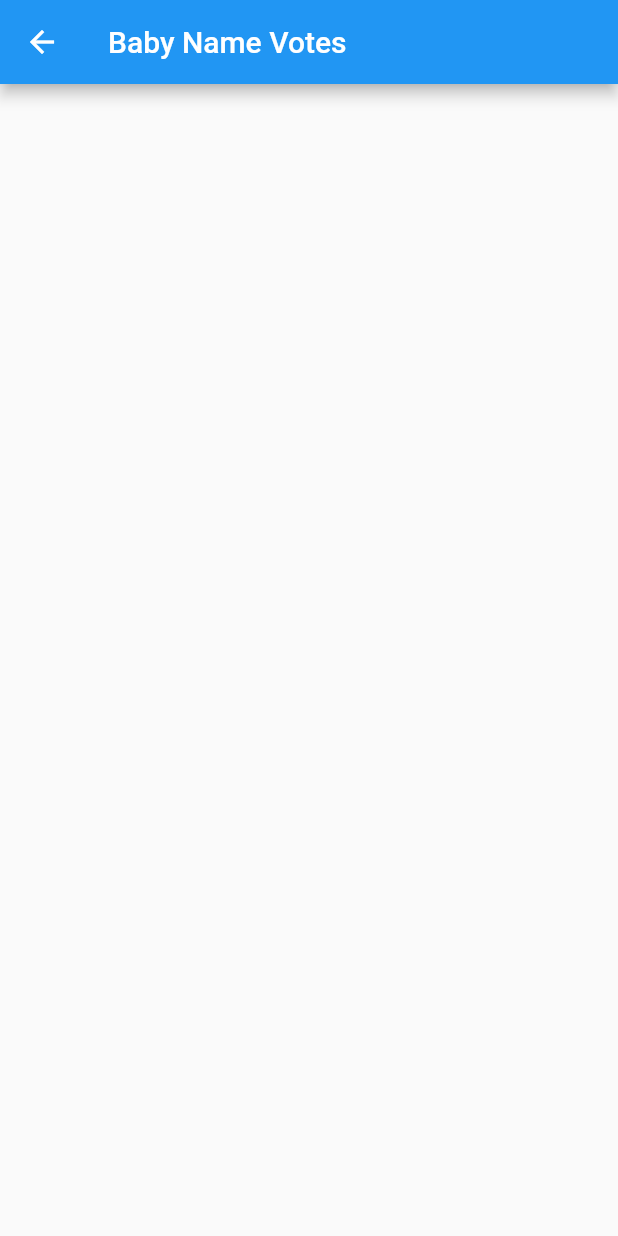
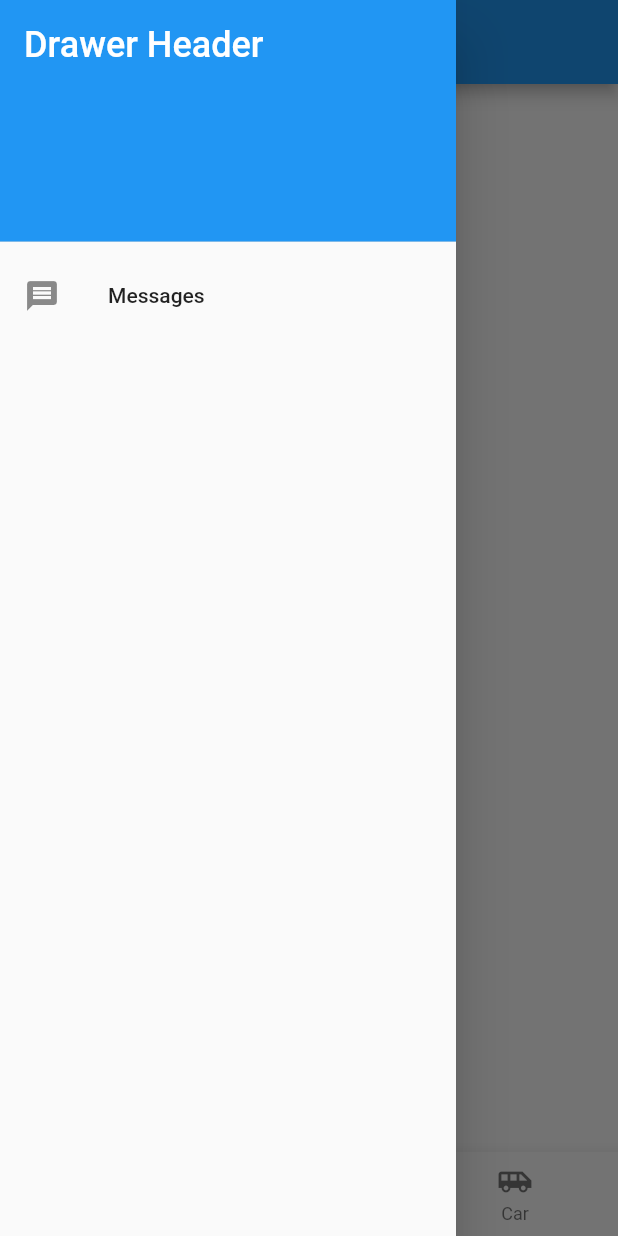
Before and after one commit to codedeman/slidemenuFlutter, a Flutter app: the ListPage screen opened directly, with the side drawer open (before the commit the screen has no drawer), on a phone screen of 412 x 824 dp. Run offline on Flutter 3.47's test engine with Material 2 defaults, Android fonts, the phone set to English and light mode, and no system bars; our stand-ins replace cloud_firestore, firebase_auth; accounts and stored records are empty.

Commit message:
add drawer in flutter

```diff
--- a/lib/authenticate/sign_up.dart
+++ b/lib/authenticate/sign_up.dart
@@ -1,58 +1,68 @@
-
-import 'package:cloud_firestore/cloud_firestore.dart';
-import 'package:flutter/material.dart';
-
-
-class SearchPage extends StatefulWidget {
-  @override
-  _SearchPageState createState() => _SearchPageState();
-}
-
-class _SearchPageState extends State<SearchPage> {
-  String name = "";
-
-  @override
-  Widget build(BuildContext context) {
-    return MaterialApp(
-      home: Scaffold(
-        appBar: AppBar(
-          title: TextField(
-            onChanged: (val) => initiateSearch(val),
-          ),
-        ),
-        body: StreamBuilder<QuerySnapshot>(
-          stream: name != "" && name != null
-              ? Firestore.instance
-              .collection('brands')
-              .where("name", arrayContains: name)
-              .snapshots()
-              : Firestore.instance.collection("bandnames").snapshots(),
-          builder:
-              (BuildContext context, AsyncSnapshot<QuerySnapshot> snapshot) {
-            if (snapshot.hasError) return new Text('Error: ${snapshot.error}');
-
-            switch (snapshot.connectionState) {
-              case ConnectionState.waiting:
-                return new Text('Loading...');
-              default:
-                return new ListView(
-                  children:
-                  snapshot.data.documents.map((DocumentSnapshot document) {
-                    return new ListTile(
-                      title: new Text(document['name']),
-                    );
-                  }).toList(),
-                );
-            }
-          },
-        ),
-      ),
-    );
-  }
-
-  void initiateSearch(String val) {
-    setState(() {
-      name = val.toLowerCase().trim();
-    });
-  }
-}
+//import 'package:flutter/material.dart';
+//import 'package:intl/intl.dart';
+//
+//import '../models/transaction.dart';
+//
+//class TransactionList extends StatelessWidget {
+//  final List<Transaction> transactions;
+//
+//  TransactionList(this.transactions);
+//
+//  @override
+//  Widget build(BuildContext context) {
+//    return Container(
+//      height: 300,
+//      child: SingleChildScrollView(
+//        child: Column(
+//          children: transactions.map((tx) {
+//            return Card(
+//              child: Row(
+//                children: <Widget>[
+//                  Container(
+//                    margin: EdgeInsets.symmetric(
+//                      vertical: 10,
+//                      horizontal: 15,
+//                    ),
+//                    decoration: BoxDecoration(
+//                      border: Border.all(
+//                        color: Colors.purple,
+//                        width: 2,
+//                      ),
+//                    ),
+//                    padding: EdgeInsets.all(10),
+//                    child: Text(
+//                      '\$${tx.amount}',
+//                      style: TextStyle(
+//                        fontWeight: FontWeight.bold,
+//                        fontSize: 20,
+//                        color: Colors.purple,
+//                      ),
+//                    ),
+//                  ),
+//                  Column(
+//                    crossAxisAlignment: CrossAxisAlignment.start,
+//                    children: <Widget>[
+//                      Text(
+//                        tx.title,
+//                        style: TextStyle(
+//                          fontSize: 16,
+//                          fontWeight: FontWeight.bold,
+//                        ),
+//                      ),
+//                      Text(
+//                        DateFormat.yMMMd().format(tx.date),
+//                        style: TextStyle(
+//                          color: Colors.grey,
+//                        ),
+//                      ),
+//                    ],
+//                  ),
+//                ],
+//              ),
+//            );
+//          }).toList(),
+//        ),
+//      ),
+//    );
+//  }
+//}
--- a/lib/home/home.dart
+++ b/lib/home/home.dart
@@ -1,5 +1,8 @@
 import 'package:flutter/material.dart';
 import 'package:cloud_firestore/cloud_firestore.dart';
+import 'package:slidemenu/authenticate/sign_up.dart';
+import 'package:slidemenu/search/search.dart';
+import 'package:url_launcher/url_launcher.dart';
 
 
 class ListPage extends StatefulWidget{
@@ -7,17 +10,74 @@ class ListPage extends StatefulWidget{
 
   _ListPageState createState() => _ListPageState();
 
-
 }
 
 class _ListPageState extends State<ListPage>{
+
+  _callPhone(String phone) async {
+    if (await canLaunch(phone)) {
+      await launch(phone);
+    } else {
+      throw 'Could not Call Phone';
+    }
+  }
 
   @override
   Widget build(BuildContext context) {
     return Scaffold(
 
-      appBar: AppBar(title: Text('Baby Name Votes')),
+      appBar: AppBar(
+          title: Text('Car'),
+          leading: IconButton(icon: Icon(Icons.search),
+            iconSize: 20.0,
+            onPressed: (){
+              Navigator.push(context, MaterialPageRoute(builder: (context)=> SearchPage()));
+            },
+
+        ),
+      ),
+
+      drawer: Drawer(
+
+        child: ListView(
+
+          padding: EdgeInsets.zero,
+            children: const <Widget>[
+                DrawerHeader(
+                  decoration: BoxDecoration(
+                    color: Colors.blue
+                  ),
+                  child: Text('Drawer Header',style: TextStyle(color: Colors.white,fontSize: 24)),
+                ),
+                ListTile(
+                  leading: Icon(Icons.message),
+                  title: Text('Messages'),
+                ),
+            ]
+
+        ),
+      ),
+      bottomNavigationBar: BottomNavigationBar(
+
+          items: const <BottomNavigationBarItem>[
+
+            BottomNavigationBarItem(
+              icon: Icon(Icons.directions_bus),
+              title: Text('Home'),
+            ),
+            BottomNavigationBarItem(
+              icon: Icon(Icons.flight),
+              title: Text('May bay'),
+            ),
+            BottomNavigationBarItem(
+              icon: Icon(Icons.airport_shuttle),
+              title: Text('Car'),
+            ),
+          ]
+
+      ),
       body: _buildBody(context),
+
     );
   }
   Widget _buildBody(BuildContext context) {
@@ -45,13 +105,24 @@ class _ListPageState extends State<ListPage>{
       key: ValueKey(record.name),
       padding: const EdgeInsets.symmetric(horizontal: 16.0, vertical: 8.0),
       child: Container(
-//        decoration: BoxDecoration(
-//          border: Border.all(color: Colors.grey),
-//          borderRadius: BorderRadius.circular(5.0),
-//        ),
+        decoration: BoxDecoration(
+        border: Border.all(color: Colors.grey),
+        borderRadius: BorderRadius.circular(5.0),
+      ),
+
         child: ListTile(
+          leading: IconButton(
+              color: Colors.red,
+              icon: Icon(Icons.directions_bus) ),
           title: Text(record.name),
-          trailing: Text(record.votes.toString()),
+          subtitle: Text(record.station+"->"),
+          trailing: IconButton(icon: Icon(Icons.phone) , onPressed: (){
+
+            _callPhone(record.phone);
+
+//            print(record.phone);
+//            _launchURL();
+        }, )
 
 //          onTap: () => record.reference.updateData({'votes': FieldValue.increment(1)}),
         ),
@@ -62,25 +133,55 @@ class _ListPageState extends State<ListPage>{
 
 
 
+
+
 }
+
+//Widget layout(String name,int vote){
+//
+//  return Container(
+//
+//    child: ListTile(
+//
+//      title: Text(name),
+//    ),
+//  )
+//
+//
+//}
 
 
 
 
 class Record {
+
   final String name;
   final int votes;
+  final String phone;
+  final String station;
+  final String destination;
+
   final DocumentReference reference;
 
   Record.fromMap(Map<String, dynamic> map, {this.reference})
+
       : assert(map['name'] != null),
         assert(map['votes'] != null),
+        assert(map['phone'] != null),
+        assert(map['station'] != null),
+//        assert(map['destination'] != null),
+
         name = map['name'],
-        votes = map['votes'];
+        votes = map['votes'],
+        phone =  map['phone'],
+        station = map['station'],
+        destination = map['destination'];
+
+
 
   Record.fromSnapshot(DocumentSnapshot snapshot)
       : this.fromMap(snapshot.data, reference: snapshot.reference);
 
   @override
-  String toString() => "Record<$name:$votes>";
+  String toString() => "Record<$name:$votes:$phone:$station:$destination>";
 }
--- a/lib/main.dart
+++ b/lib/main.dart
@@ -27,7 +27,8 @@ class MyApp extends StatelessWidget {
         // is not restarted.
         primarySwatch: Colors.blue,
       ),
-      home: SearchPage(),
+      home: ListPage()
+
     );
   }
 }
@@ -78,6 +79,8 @@ class _MyHomePageState extends State<MyHomePage> {
         // the App.build method, and use it to set our appbar title.
         title: Text(widget.title),
       ),
+
+
       body: Center(
         // Center is a layout widget. It takes a single child and positions it
         // in the middle of the parent.
--- a/pubspec.yaml
+++ b/pubspec.yaml
@@ -19,6 +19,9 @@ environment:
 dependencies:
   cloud_firestore: ^0.13.0+1
   firebase_auth: ^0.15.3+1
+  url_launcher: ^5.4.1
+
+
   flutter:
     sdk: flutter
 
```
Also changed, not shown: lib/search/search.dart (+128 -61 lines), lib/search/searchservice.dart (added, +11 -0 lines), lib/image/bus.png (added), pubspec.lock, 1 other file.
